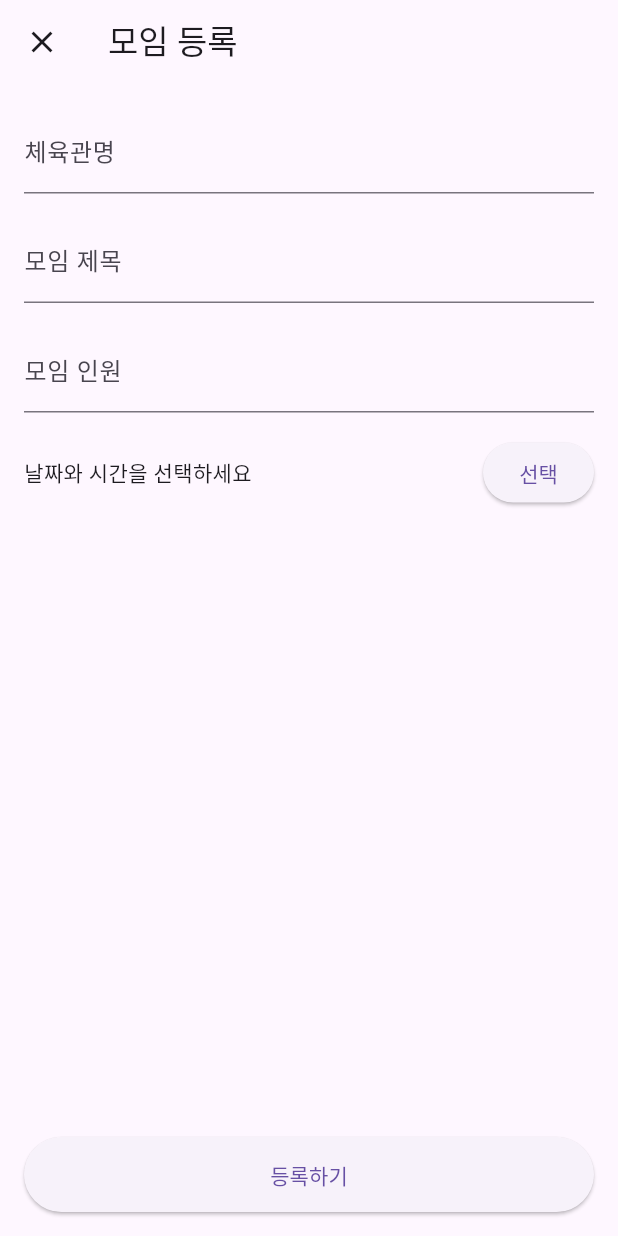
After one commit to rlaxhwhd/capstone_Gym, a Flutter app: the MeetupCreatePage screen opened directly, on a phone screen of 412 x 824 dp. The commit adds this screen. Run offline on Flutter 3.47's test engine with Material 3 defaults, Android fonts, the phone set to English and light mode, and no system bars; our stand-ins replace cloud_firestore, firebase_auth, firebase_core, latlong2, location; missing offline and left inert: flutter_naver_map; accounts and stored records are empty; Roboto replaces fonts that are missing (nanumgothic).

Commit message:
gym_booking_page.dart 백엔드 작업 완

```diff
--- /dev/null
+++ b/gym_credit_capstone/lib/data/models/meetup_model.dart
@@ -0,0 +1,42 @@
+// data/models/meetup_model.dart
+
+class Meetup {
+  final String meetupId;  // 문서 ID (FireStore key)
+  final String gymName;   // 체육관명
+  final String title;     // 모임명 or 모임 설명 (ex: "불금에 배드민턴 치실때까지")
+  final DateTime meetupTime;  // 모임 시간
+  final int capacity;     // 모임 인원
+  final DateTime createdAt;
+
+  Meetup({
+    required this.meetupId,
+    required this.gymName,
+    required this.title,
+    required this.meetupTime,
+    required this.capacity,
+    required this.createdAt,
+  });
+
+  // Firestore 문서 -> Meetup 객체
+  factory Meetup.fromMap(Map<String, dynamic> map, String docId) {
+    return Meetup(
+      meetupId: docId,
+      gymName: map['gymName'] ?? '',
+      title: map['title'] ?? '',
+      meetupTime: DateTime.parse(map['meetupTime'] ?? DateTime.now().toIso8601String()),
+      capacity: map['capacity'] ?? 0,
+      createdAt: DateTime.parse(map['createdAt'] ?? DateTime.now().toIso8601String()),
+    );
+  }
+
+  // Meetup 객체 -> Firestore 문서
+  Map<String, dynamic> toMap() {
+    return {
+      'gymName': gymName,
+      'title': title,
+      'meetupTime': meetupTime.toIso8601String(),
+      'capacity': capacity,
+      'createdAt': createdAt.toIso8601String(),
+    };
+  }
+}
--- /dev/null
+++ b/gym_credit_capstone/lib/views/screens/meetup/meetup_create_page.dart
@@ -0,0 +1,157 @@
+// File: views/screens/meetup/meetup_create_page.dart
+import 'package:flutter/material.dart';
+import 'package:provider/provider.dart';
+import 'package:gym_credit_capstone/view_models/meetup_view_model.dart';
+
+class MeetupCreatePage extends StatefulWidget {
+  const MeetupCreatePage({Key? key}) : super(key: key);
+
+  @override
+  State<MeetupCreatePage> createState() => _MeetupCreatePageState();
+}
+
+class _MeetupCreatePageState extends State<MeetupCreatePage> {
+  final _gymNameController = TextEditingController();
+  final _titleController = TextEditingController();
+  final _capacityController = TextEditingController();
+  DateTime? _selectedDateTime;
+
+  @override
+  void dispose() {
+    _gymNameController.dispose();
+    _titleController.dispose();
+    _capacityController.dispose();
+    super.dispose();
+  }
+
+  Future<void> _pickDateTime() async {
+    // 날짜 선택 (DatePicker)
+    final DateTime? pickedDate = await showDatePicker(
+      context: context,
+      initialDate: DateTime.now(),
+      firstDate: DateTime.now(), // 오늘부터 선택
+      lastDate: DateTime.now().add(const Duration(days: 365)),
+    );
+
+    if (pickedDate != null) {
+      // 시간 선택 (TimePicker)
+      final TimeOfDay? pickedTime = await showTimePicker(
+        context: context,
+        initialTime: TimeOfDay.now(),
+      );
+
+      if (pickedTime != null) {
+        final selected = DateTime(
+          pickedDate.year,
+          pickedDate.month,
+          pickedDate.day,
+          pickedTime.hour,
+          pickedTime.minute,
+        );
+        setState(() {
+          _selectedDateTime = selected;
+        });
+      }
+    }
+  }
+
+  @override
+  Widget build(BuildContext context) {
+    return Scaffold(
+      appBar: AppBar(
+        title: const Text("모임 등록"),
+        leading: IconButton(
+          icon: const Icon(Icons.close),
+          onPressed: () => Navigator.pop(context),
+        ),
+      ),
+      body: Padding(
+        padding: const EdgeInsets.all(16.0),
+        child: Column(
+          children: [
+            // 체육관명 입력
+            TextField(
+              controller: _gymNameController,
+              decoration: const InputDecoration(
+                labelText: "체육관명",
+                hintText: "예) 광명체육관",
+              ),
+            ),
+            const SizedBox(height: 16),
+            // 모임 제목(설명) 입력
+            TextField(
+              controller: _titleController,
+              decoration: const InputDecoration(
+                labelText: "모임 제목",
+                hintText: "모임에 대해 간단히 설명해주세요",
+              ),
+            ),
+            const SizedBox(height: 16),
+            // 모임 인원 입력
+            TextField(
+              controller: _capacityController,
+              keyboardType: TextInputType.number,
+              decoration: const InputDecoration(
+                labelText: "모임 인원",
+                hintText: "최대 인원을 입력해주세요",
+              ),
+            ),
+            const SizedBox(height: 16),
+            // 날짜 및 시간 선택
+            Row(
+              children: [
+                Expanded(
+                  child: Text(
+                    _selectedDateTime != null
+                        ? "선택된 시간: ${_selectedDateTime!.toLocal().toString().substring(0, 16)}"
+                        : "날짜와 시간을 선택하세요",
+                  ),
+                ),
+                ElevatedButton(
+                  onPressed: _pickDateTime,
+                  child: const Text("선택"),
+                ),
+              ],
+            ),
+            const Spacer(),
+            // 등록 버튼
+            ElevatedButton(
+              onPressed: () async {
+                if (_gymNameController.text.trim().isEmpty ||
+                    _titleController.text.trim().isEmpty ||
+                    _capacityController.text.trim().isEmpty ||
+                    _selectedDateTime == null) {
+                  ScaffoldMessenger.of(context).showSnackBar(
+                    const SnackBar(content: Text("모든 항목을 입력해주세요.")),
+                  );
+                  return;
+                }
+                final capacity = int.tryParse(_capacityController.text.trim());
+                if (capacity == null) {
+                  ScaffoldMessenger.of(context).showSnackBar(
+                    const SnackBar(content: Text("모임 인원은 숫자로 입력해주세요.")),
+                  );
+                  return;
+                }
+
+                final vm = context.read<MeetupViewModel>();
+                await vm.createMeetup(
+                  gymName: _gymNameController.text.trim(),
+                  title: _titleController.text.trim(),
+                  meetupTime: _selectedDateTime!,
+                  capacity: capacity,
+                );
+
+                Navigator.pop(context); // 등록 후 이전 화면으로 복귀
+              },
+              child: const Text("등록하기"),
+              style: ElevatedButton.styleFrom(
+                minimumSize: const Size.fromHeight(50),
+              ),
+            ),
+          ],
+        ),
+      ),
+    );
+  }
+}
```
Also changed, not shown: gym_credit_capstone/lib/data/repositories/meetup_repository.dart (added, +44 -0 lines), gym_credit_capstone/lib/view_models/meetup_view_model.dart (added, +49 -0 lines), gym_credit_capstone/lib/views/screens/gym_booking/gym_booking_page.dart (+27 -18 lines).
